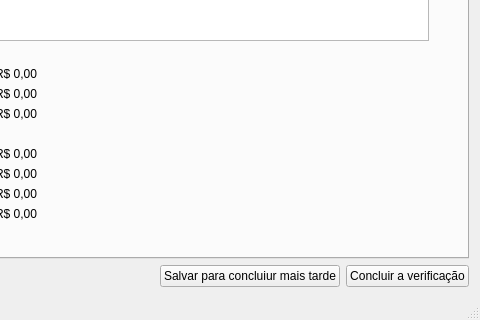
ramiromagalhaes/verificacao-caixa, file mainwindow.ui: the form before one commit; both pictures show x 497 to 977 and y 319 to 639 of the 977 by 639 pixel window.
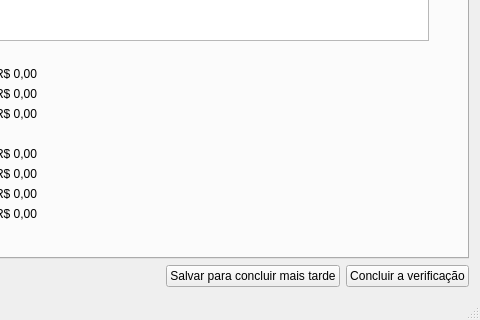
The form after the commit.

```diff
--- a/mainwindow.ui
+++ b/mainwindow.ui
@@ -39,7 +39,7 @@
          </sizepolicy>
         </property>
         <property name="text">
-         <string>Salvar para concluiur mais tarde</string>
+         <string>Salvar para concluir mais tarde</string>
         </property>
        </widget>
       </item>
```
